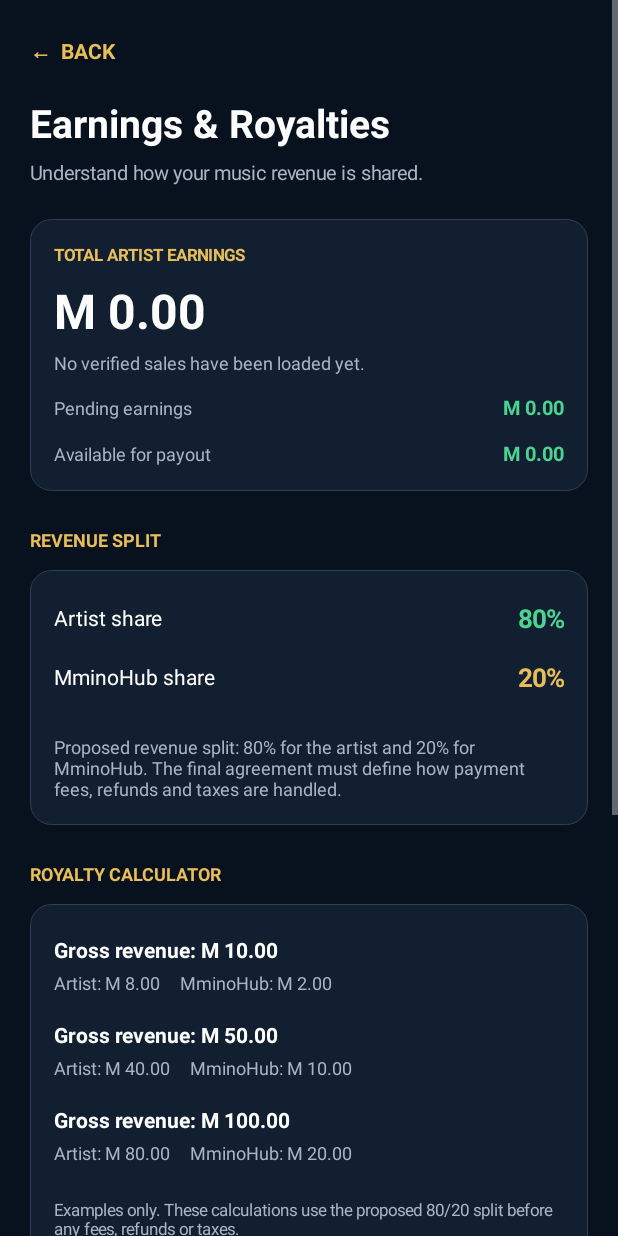
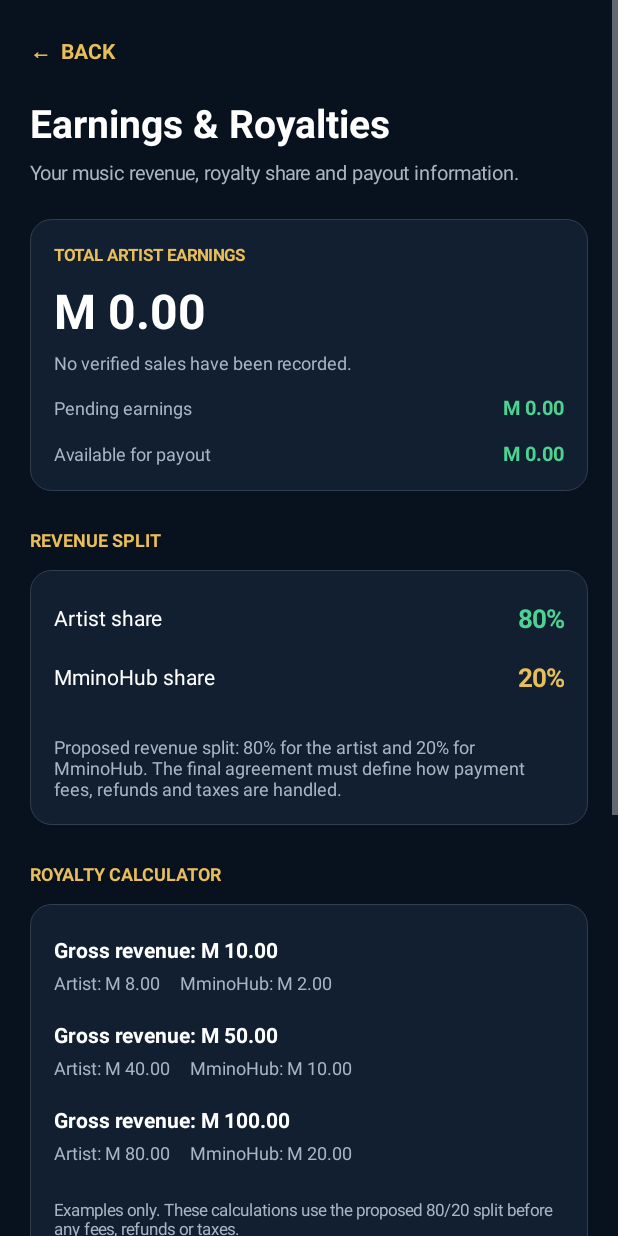
Before and after one commit to thabisokhutlane26-oss/MminoHub, an Android app: the ArtistEarningsActivity screen opened directly, with no data from a screen before it, on a phone screen of 412 x 824 dp. Run offline under Robolectric (Android 15) with nearby library versions, the phone set to English and light mode, and no system bars.

Commit message:
Update ArtistEarningsActivity.java

```diff
--- a/app/src/main/java/com/mminohub/app/ArtistEarningsActivity.java
+++ b/app/src/main/java/com/mminohub/app/ArtistEarningsActivity.java
@@ -1,3 +1,4 @@
+
 package com.mminohub.app;
 
 import android.app.Activity;
@@ -60,7 +61,7 @@ public class ArtistEarningsActivity extends Activity {
 
         TextView subtitle = new TextView(this);
         subtitle.setText(
-                "Understand how your music revenue is shared."
+                "Your music revenue, royalty share and payout information."
         );
         subtitle.setTextColor(MUTED);
         subtitle.setTextSize(13);
@@ -111,9 +112,7 @@ public class ArtistEarningsActivity extends Activity {
         card.addView(amount);
 
         TextView note = new TextView(this);
-        note.setText(
-                "No verified sales have been loaded yet."
-        );
+        note.setText("No verified sales have been recorded.");
         note.setTextColor(MUTED);
         note.setTextSize(12);
         card.addView(note);
@@ -317,9 +316,9 @@ public class ArtistEarningsActivity extends Activity {
 
         TextView info = new TextView(this);
         info.setText(
-                "Artist payouts through M-Pesa and EcoCash are " +
-                "planned. Provider integration, account verification " +
-                "and payout security must be completed before payments " +
+                "Artist payouts through M-Pesa and EcoCash are planned. " +
+                "Payment provider integration, account verification " +
+                "and payout security must be completed before payouts " +
                 "can be requested or processed."
         );
         info.setTextColor(MUTED);
@@ -339,15 +338,11 @@ public class ArtistEarningsActivity extends Activity {
     }
 
     private String formatPercent(double value) {
-        return String.format(
-                Locale.US, "%.0f%%", value
-        );
+        return String.format(Locale.US, "%.0f%%", value);
     }
 
     private String money(double value) {
-        return String.format(
-                Locale.US, "M %.2f", value
-        );
+        return String.format(Locale.US, "M %.2f", value);
     }
 
     private GradientDrawable background(int color, int radius) {
```
